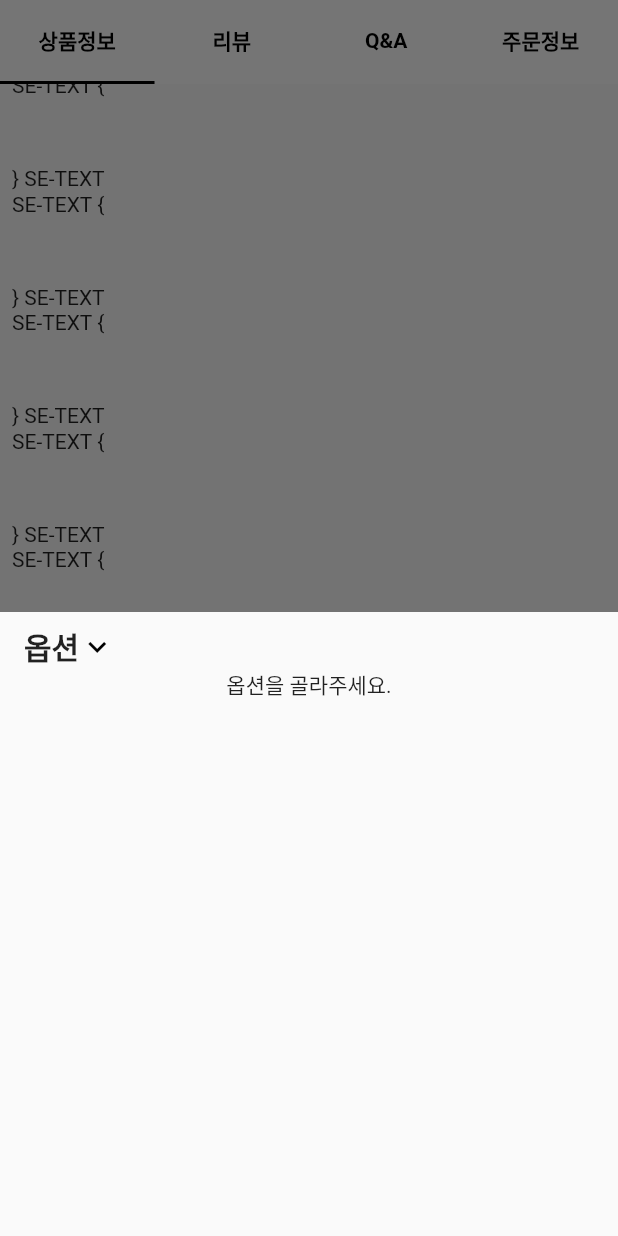
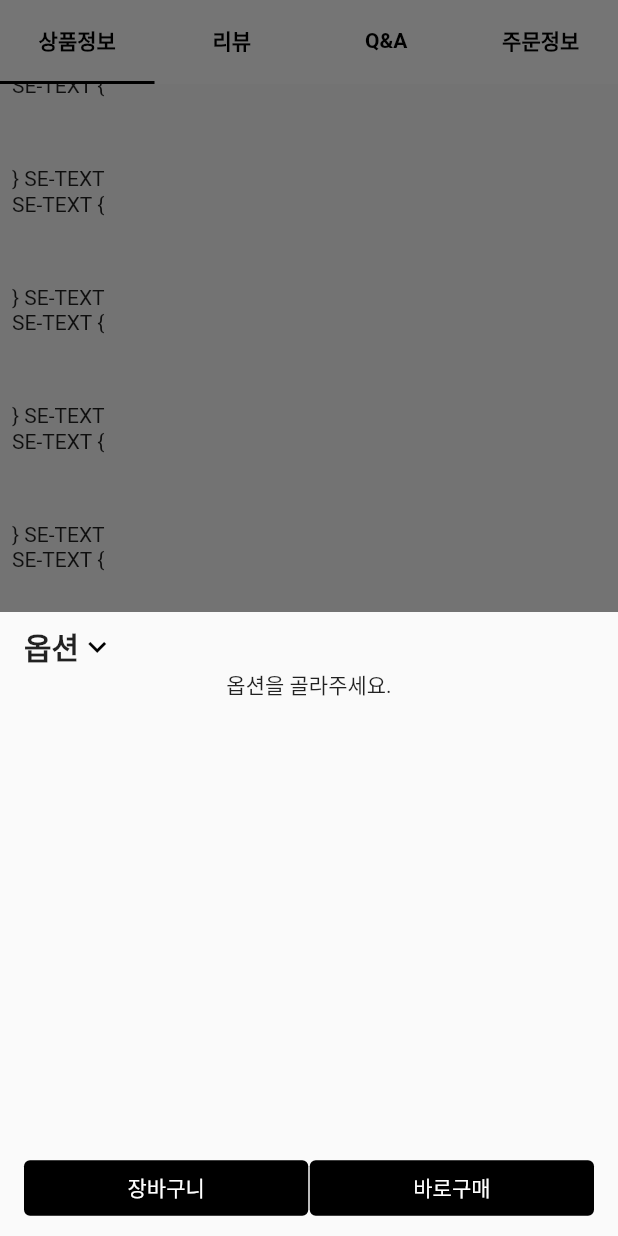
Before and after one commit to jong950715/army_rent_clothes, a Flutter app: the ProductDetail screen opened directly with empty values, scrolled down 576 dp, after a tap on "예약하기", on a phone screen of 412 x 824 dp. Run offline on Flutter 3.47's test engine with Material 2 defaults, Android fonts, the phone set to English and light mode, and no system bars; drawn by our look-alikes of flutter_html; our stand-ins replace carousel_slider, dropdown_button2, infinite_scroll_pagination.

Commit message:
option bottom sheet#3 (view is completed without detail design like font)

```diff
--- a/lib/component/ordering_bottom_sheet.dart
+++ b/lib/component/ordering_bottom_sheet.dart
@@ -9,17 +9,17 @@ import 'package:flutter/material.dart';
  * 고르는건 종류별로 골라야 하지만
  * 옵션가, 재고 관리는 합체된 옵션별로 관리가 되어야함...
  */
+
 class OrderingBottomSheet extends StatefulWidget {
-  const OrderingBottomSheet({Key? key}) : super(key: key);
+  final ProductOptionModel productOptions;
+  final OptionManager selectedOptions;
+  const OrderingBottomSheet({Key? key, required this.productOptions, required this.selectedOptions}) : super(key: key);
 
   @override
   State<OrderingBottomSheet> createState() => _OrderingBottomSheetState();
 }
 
 class _OrderingBottomSheetState extends State<OrderingBottomSheet> {
-  final Pop productOptions = mockProductOptionModel;
-  final Map<Sop, int> selectedOptions = {};
-
   @override
   Widget build(BuildContext context) {
     return Padding(
@@ -33,18 +33,18 @@ class _OrderingBottomSheetState extends State<OrderingBottomSheet> {
                 Sop? selectedOption = await showModalBottomSheet<Sop>(
                   context: context,
                   builder: (context) =>
-                      OptionBottomSheet(productOption: productOptions),
+                      OptionBottomSheet(productOption: widget.productOptions),
                 );
 
                 print(selectedOption.toString());
                 if (selectedOption != null) {
-                  selectedOptions[selectedOption] =
-                      (selectedOptions[selectedOption] ?? 0) + 1;
+                  widget.selectedOptions.qtyAdder(selectedOption, 1);
                 }
-                selectedOptions.forEach((key, value) {
-                  print("옵션 : ${key}, 개수 : ${value}");
+                setState(() {
+
                 });
-                setState(() {});
+
+                print(widget.selectedOptions);
               },
               child: Row(
                 children: [
@@ -56,31 +56,53 @@ class _OrderingBottomSheetState extends State<OrderingBottomSheet> {
                 ],
               ),
             ),
-            if (selectedOptions.isEmpty) Text("옵션을 골라주세요."),
-            ...selectedOptions.entries
-                .map((e) => _OptionCard(
-                      selectedOptionModel: e.key,
-                      qty: e.value,
-                      qtyAdder: qtyAdder,
-                      optionInfo: productOptions.getoptionInfo(e.key),
-                      basePrice: productOptions.basePrice,
-                    ))
-                .toList(),
+            if (widget.selectedOptions.isEmpty) Text("옵션을 골라주세요."),
+            Expanded(
+              child: ListView(
+                children: widget.selectedOptions.entries
+                    .map((e) => _OptionCard(
+                          selectedOptionModel: e.key,
+                          qty: e.value,
+                          qtyAdder: (Sop sop, int qty) {
+                            widget.selectedOptions.qtyAdder(sop, qty);
+                          },
+                          optionInfo: widget.productOptions.getoptionInfo(e.key),
+                          basePrice: widget.productOptions.basePrice,
+                        ))
+                    .toList(),
+              ),
+            ),
+            Row(
+              mainAxisAlignment: MainAxisAlignment.spaceAround,
+              children: [
+                Expanded(
+                    child: TextButton(
+                  onPressed: () {},
+                  child: Text("장바구니",
+                      style: TextStyle(
+                          color: Colors.white, fontWeight: FontWeight.w500)),
+                  style: TextButton.styleFrom(backgroundColor: Colors.black),
+                )),
+                SizedBox.fromSize(size: Size(1, 0)),
+                Expanded(
+                    child: TextButton(
+                  onPressed: () {},
+                  child: Text("바로구매",
+                      style: TextStyle(
+                          color: Colors.white, fontWeight: FontWeight.w500)),
+                  style: TextButton.styleFrom(backgroundColor: Colors.black),
+                )),
+              ],
+            )
           ],
         ),
       ),
     );
   }
-
-  void qtyAdder(Sop sop, int qty) {
-    selectedOptions[sop] = (selectedOptions[sop] ?? 0) + qty;
-    selectedOptions[sop] = max<int>(selectedOptions[sop]!, 1);
-    setState(() {});
-  }
 }
 
 class OptionBottomSheet extends StatefulWidget {
-  final Pop productOption;
+  final ProductOptionModel productOption;
   const OptionBottomSheet({Key? key, required this.productOption})
       : super(key: key);
 
@@ -238,7 +260,8 @@ class _OptionCard extends StatelessWidget {
                     ],
                   ),
                   Expanded(child: SizedBox()),
-                  Text("${(basePrice + int.parse(optionInfo['price']!))*qty }원"),
+                  Text(
+                      "${(basePrice + int.parse(optionInfo['price']!)) * qty}원"),
                   IconButton(
                     onPressed: () {},
                     icon: Icon(Icons.cancel_outlined),
--- a/lib/model/product_option_model.dart
+++ b/lib/model/product_option_model.dart
@@ -1,3 +1,5 @@
+import 'dart:math';
+
 import 'package:flutter/material.dart';
 import 'package:quiver/collection.dart';
 
@@ -14,12 +16,43 @@ import 'package:quiver/collection.dart';
 //TODO stock 0이면 못고르게 (회색이나 취소선)
 
 //--------------------------//
-class Pop {
+typedef SetStateType = void Function(VoidCallback fn);
+class OptionManager {
+  final Map<Sop, int> selectedOptions = {};
+
+  OptionManager();
+
+  // @override
+  // bool operator ==(o) => o is Sop && o.toString() == o.toString();
+  // @override
+  // int get hashCode => toString().hashCode;
+  bool get isEmpty => selectedOptions.isEmpty;
+  Iterable<MapEntry<Sop, int>> get entries => selectedOptions.entries;
+
+  void qtyAdder(Sop sop, int qty) {
+    selectedOptions[sop] = (selectedOptions[sop] ?? 0) + qty;
+    selectedOptions[sop] = max<int>(selectedOptions[sop]!, 1);
+  }
+
+  @override
+  String toString() {
+    String ret = "";
+    selectedOptions.forEach((key, value) {
+      ret += "옵션 : ${key}, 개수 : ${value}";
+    });
+    return ret;
+  }
+}
+
+class ProductOptionModel {
   final List<String> optionOrders; // list of OptionTitle
   final Map<String, List<String>> availableOptions; // optionTitle: options
   final int basePrice;
   final List<Map<String, String>> optionInfos;
-  Pop({required this.availableOptions, required this.optionInfos, required this.basePrice})
+  ProductOptionModel(
+      {required this.availableOptions,
+      required this.optionInfos,
+      required this.basePrice})
       : optionOrders = availableOptions.keys.toList();
 
   Sop getNewSop() {
@@ -31,12 +64,17 @@ class Pop {
   }
 
   int getInfoIndex(Sop sop) {
-    sop.selectedOption.values.forEach((e) {if(e==null){throw Exception("다 채워서 보내라잉");}}); //unreachable
+    sop.selectedOption.values.forEach((e) {
+      if (e == null) {
+        throw Exception("다 채워서 보내라잉");
+      }
+    }); //unreachable
     int ret = 0;
     int magnitude = 1;
     for (final optionTitle in optionOrders.reversed) {
-      int? index = availableOptions[optionTitle]?.indexOf(sop.selectedOption[optionTitle]!);
-      ret += index!*magnitude;
+      int? index = availableOptions[optionTitle]
+          ?.indexOf(sop.selectedOption[optionTitle]!);
+      ret += index! * magnitude;
       magnitude *= availableOptions[optionTitle]!.length;
       // sop.selectedOption[optionTitle]
     }
@@ -83,14 +121,15 @@ class Sop {
     return selectedOption[optionOrder[index]];
   }
 
-  Sop deepCopy(){
+  Sop deepCopy() {
     Sop ret = Sop(optionOrder);
     ret.selectedOption = Map.from(selectedOption);
     return ret;
   }
-  Sop copyWith(String optionTitle, String optionItem){
+
+  Sop copyWith(String optionTitle, String optionItem) {
     Sop sop = deepCopy();
-    sop.setOption[optionTitle]=optionItem;
+    sop.setOption[optionTitle] = optionItem;
     return sop;
   }
 
@@ -101,7 +140,7 @@ class Sop {
   int get hashCode => toString().hashCode;
 }
 
-Pop mockProductOptionModel = Pop(
+ProductOptionModel mockProductOptionModel = ProductOptionModel(
   availableOptions: {
     "color": ["Yellow", "Red"],
     "size": ["XL", "M"],
--- a/lib/screen/product_detail.dart
+++ b/lib/screen/product_detail.dart
@@ -4,6 +4,7 @@ import 'package:army_rent_clothes/const/_mocks.dart';
 import 'package:army_rent_clothes/const/globals.dart';
 import 'package:army_rent_clothes/model/item_card_model.dart';
 import 'package:army_rent_clothes/model/product_detail_model.dart';
+import 'package:army_rent_clothes/model/product_option_model.dart';
 import 'package:army_rent_clothes/repository/my_repositories.dart';
 import 'package:carousel_slider/carousel_slider.dart';
 import 'package:flutter/material.dart';
@@ -21,6 +22,9 @@ class ProductDetail extends StatefulWidget {
 
 class _ProductDetailState extends State<ProductDetail>
     with TickerProviderStateMixin {
+  final ProductOptionModel productOptions = mockProductOptionModel;
+  final OptionManager selectedOptions = OptionManager();
+  bool isSelectedOptions = false;
   late final TabController _tabController;
   late final List<ItemDetailTab> tabs;
 
@@ -34,6 +38,9 @@ class _ProductDetailState extends State<ProductDetail>
 
   @override
   Widget build(BuildContext context) {
+    if (isSelectedOptions == false) { //TODO make pretty
+      isSelectedOptions = true;
+    }
     final overLapHandle1 = SliverOverlapAbsorberHandle();
     return Scaffold(
       body: FutureBuilder<ProductDetailModel>(
@@ -62,7 +69,8 @@ class _ProductDetailState extends State<ProductDetail>
                 // SliverOverlapInjector(handle: overLapHandle1),
                 );
           }),
-      bottomNavigationBar: _Bottom(),
+      bottomNavigationBar: _Bottom(
+          productOptions: productOptions, selectedOptions: selectedOptions),
     );
   }
 }
@@ -292,7 +300,11 @@ class SliverItemDetailOverview extends StatelessWidget {
 }
 
 class _Bottom extends StatelessWidget {
-  const _Bottom({Key? key}) : super(key: key);
+  final ProductOptionModel productOptions;
+  final OptionManager selectedOptions;
+  const _Bottom(
+      {Key? key, required this.productOptions, required this.selectedOptions})
+      : super(key: key);
 
   @override
   Widget build(BuildContext context) {
@@ -327,7 +339,9 @@ class _Bottom extends StatelessWidget {
               onTap: () => showModalBottomSheet(
                 context: context,
                 builder: (BuildContext context) {
-                  return OrderingBottomSheet();
+                  return OrderingBottomSheet(
+                      productOptions: productOptions,
+                      selectedOptions: selectedOptions);
                 },
               ),
               child: Container(
```
